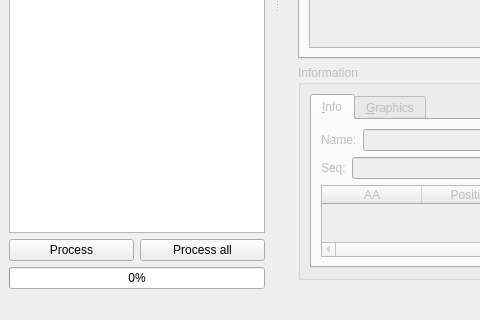
Old version of the form extra/gui/ui/MainWindow.ui in the repository zmactep/ighumanizer2; both pictures show x 0 to 480 and y 330 to 650 of the 887 by 650 pixel window.
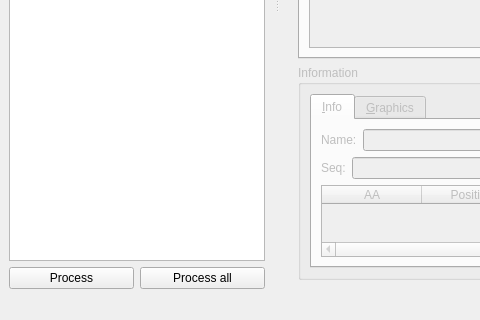
New version of the form. The open tabs and pages were chosen to show the change.

Diff of the .ui file:
```diff
--- a/extra/gui/ui/MainWindow.ui
+++ b/extra/gui/ui/MainWindow.ui
@@ -955,13 +955,6 @@
        </item>
       </layout>
      </item>
-     <item>
-      <widget class="QProgressBar" name="progressBar">
-       <property name="value">
-        <number>0</number>
-       </property>
-      </widget>
-     </item>
     </layout>
    </widget>
   </widget>
```
Left out of the diff: 242 changed lines with no effect on the pictures.
